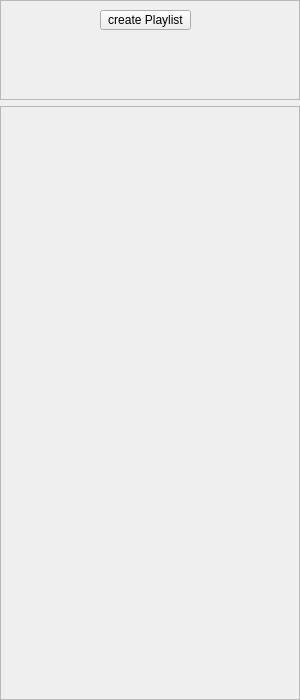
Above: src/bars/sidebar/sidebar.ui from Nmstr/Auralium before the change. Below: the same form after it.
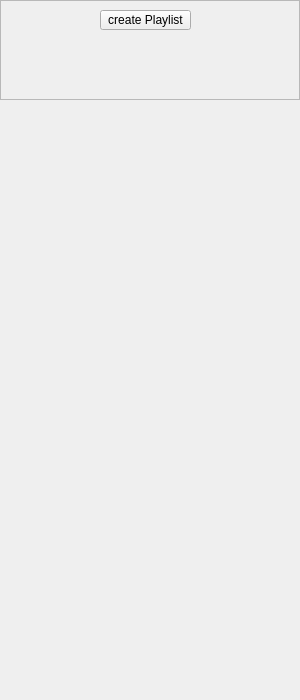
That is the form after the change.

Commit message: added icons and redid playlists tab

```diff
--- a/src/bars/sidebar/sidebar.ui
+++ b/src/bars/sidebar/sidebar.ui
@@ -50,6 +50,9 @@
       <enum>QFrame::Raised</enum>
      </property>
      <layout class="QVBoxLayout" name="verticalLayout_8">
+      <property name="spacing">
+       <number>0</number>
+      </property>
       <property name="leftMargin">
        <number>0</number>
       </property>
@@ -99,6 +102,9 @@
           <height>16777215</height>
          </size>
         </property>
+        <property name="frameShape">
+         <enum>QFrame::NoFrame</enum>
+        </property>
         <property name="widgetResizable">
          <bool>true</bool>
         </property>
@@ -107,8 +113,8 @@
           <rect>
            <x>0</x>
            <y>0</y>
-           <width>298</width>
-           <height>592</height>
+           <width>300</width>
+           <height>600</height>
           </rect>
          </property>
          <property name="minimumSize">
```
The commit also changes 6 other files.
